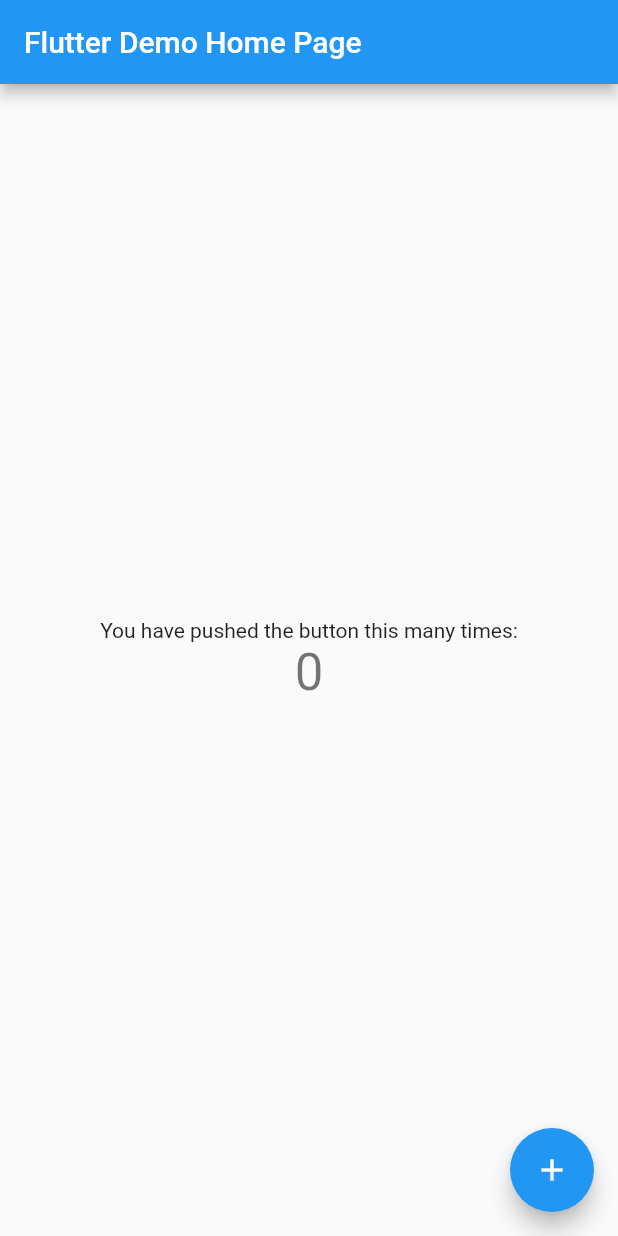
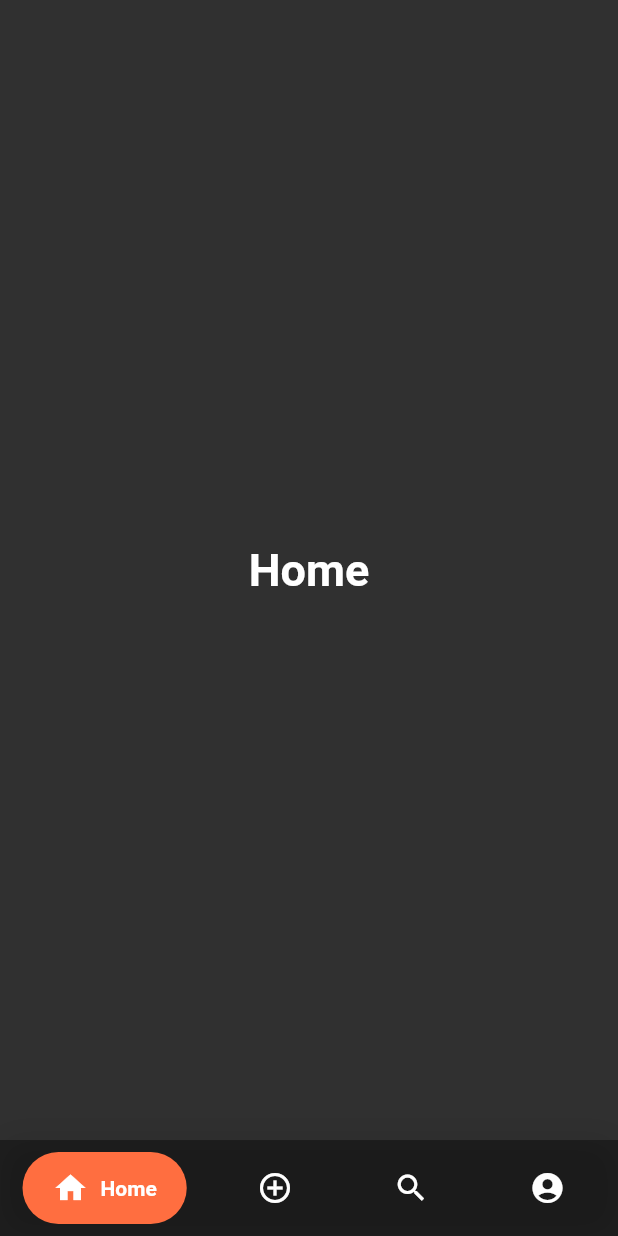
Before and after one commit to davidlruizc/movie-app, a Flutter app: the screen it shows after launch, on a phone screen of 412 x 824 dp. Run offline on Flutter 3.47's test engine with Material 2 defaults, Android fonts, the phone set to English and light mode, and no system bars; drawn by our look-alikes of google_nav_bar.

Commit message:
add bottom tab navigator

```diff
--- /dev/null
+++ b/lib/app/routes/home_navigator.dart
@@ -0,0 +1,70 @@
+import 'package:flutter/material.dart';
+import 'package:google_nav_bar/google_nav_bar.dart';
+
+class HomeNavigator extends StatefulWidget{
+  const HomeNavigator({super.key});
+
+  @override
+  State<StatefulWidget> createState() => _HomeNavigator();
+}
+
+class _HomeNavigator extends State<HomeNavigator>{
+  int _selectedIndex = 0;
+  static const TextStyle optionStyle = TextStyle(fontSize: 30, fontWeight: FontWeight.w600);
+  static const List<Widget> _widgetOptions = <Widget>[
+    Text("Home", style: optionStyle,),
+    Text("Likes", style: optionStyle,),
+    Text("Search", style: optionStyle,),
+    Text("Profile", style: optionStyle,),
+  ];
+
+  void _onChangeTapped(int index) {
+    setState(() {
+      _selectedIndex = index;
+    });
+  }
+
+  @override
+  Widget build(BuildContext context) {
+   return Scaffold(
+     body: Center(
+       child: _widgetOptions.elementAt(_selectedIndex),
+     ),
+     bottomNavigationBar: Container(
+       decoration: BoxDecoration(
+         color: Colors.black38,
+         boxShadow: [
+           BoxShadow(
+             blurRadius: 20,
+             color: Colors.black.withOpacity(.1)
+           )
+         ]
+       ),
+       child: SafeArea(
+         child: Padding(
+           padding: const EdgeInsets.symmetric(horizontal: 15.0, vertical: 8),
+           child: GNav(
+             rippleColor: Colors.deepOrangeAccent!,
+             hoverColor: Colors.deepOrangeAccent[100]!,
+             gap: 8,
+             activeColor: Colors.white,
+             iconSize: 24,
+             padding: const EdgeInsets.symmetric(horizontal: 20, vertical: 12),
+             duration: const Duration(milliseconds: 400),
+             tabBackgroundColor: Colors.deepOrangeAccent!,
+             color: Colors.white,
+             tabs: const [
+               GButton(icon: Icons.home, text: 'Home',),
+               GButton(icon: Icons.add_circle_outline, text: 'Likes',),
+               GButton(icon: Icons.search, text: 'Search',),
+               GButton(icon: Icons.account_circle, text: 'Profile',),
+             ],
+             selectedIndex: _selectedIndex,
+             onTabChange: _onChangeTapped,
+           ),
+         ),
+       ),
+     ),
+   );
+  }
+}
--- a/lib/main.dart
+++ b/lib/main.dart
@@ -1,115 +1,24 @@
 import 'package:flutter/material.dart';
+import 'package:movie_app/app/routes/home_navigator.dart';
 
 void main() {
   runApp(const MyApp());
 }
 
-class MyApp extends StatelessWidget {
+class MyApp extends StatefulWidget {
   const MyApp({super.key});
 
-  // This widget is the root of your application.
+  @override
+  State<StatefulWidget> createState() => _MyHomePage();
+}
+
+class _MyHomePage extends State<MyApp> {
   @override
   Widget build(BuildContext context) {
     return MaterialApp(
       title: 'Flutter Demo',
-      theme: ThemeData(
-        // This is the theme of your application.
-        //
-        // Try running your application with "flutter run". You'll see the
-        // application has a blue toolbar. Then, without quitting the app, try
-        // changing the primarySwatch below to Colors.green and then invoke
-        // "hot reload" (press "r" in the console where you ran "flutter run",
-        // or simply save your changes to "hot reload" in a Flutter IDE).
-        // Notice that the counter didn't reset back to zero; the application
-        // is not restarted.
-        primarySwatch: Colors.blue,
-      ),
-      home: const MyHomePage(title: 'Flutter Demo Home Page'),
+      theme: ThemeData.dark(),
+      home: const HomeNavigator()
     );
   }
 }
-
-class MyHomePage extends StatefulWidget {
-  const MyHomePage({super.key, required this.title});
-
-  // This widget is the home page of your application. It is stateful, meaning
-  // that it has a State object (defined below) that contains fields that affect
-  // how it looks.
-
-  // This class is the configuration for the state. It holds the values (in this
-  // case the title) provided by the parent (in this case the App widget) and
-  // used by the build method of the State. Fields in a Widget subclass are
-  // always marked "final".
-
-  final String title;
-
-  @override
-  State<MyHomePage> createState() => _MyHomePageState();
-}
-
-class _MyHomePageState extends State<MyHomePage> {
-  int _counter = 0;
-
-  void _incrementCounter() {
-    setState(() {
-      // This call to setState tells the Flutter framework that something has
-      // changed in this State, which causes it to rerun the build method below
-      // so that the display can reflect the updated values. If we changed
-      // _counter without calling setState(), then the build method would not be
-      // called again, and so nothing would appear to happen.
-      _counter++;
-    });
-  }
-
-  @override
-  Widget build(BuildContext context) {
-    // This method is rerun every time setState is called, for instance as done
-    // by the _incrementCounter method above.
-    //
-    // The Flutter framework has been optimized to make rerunning build methods
-    // fast, so that you can just rebuild anything that needs updating rather
-    // than having to individually change instances of widgets.
-    return Scaffold(
-      appBar: AppBar(
-        // Here we take the value from the MyHomePage object that was created by
-        // the App.build method, and use it to set our appbar title.
-        title: Text(widget.title),
-      ),
-      body: Center(
-        // Center is a layout widget. It takes a single child and positions it
-        // in the middle of the parent.
-        child: Column(
-          // Column is also a layout widget. It takes a list of children and
-          // arranges them vertically. By default, it sizes itself to fit its
-          // children horizontally, and tries to be as tall as its parent.
-          //
-          // Invoke "debug painting" (press "p" in the console, choose the
-          // "Toggle Debug Paint" action from the Flutter Inspector in Android
-          // Studio, or the "Toggle Debug Paint" command in Visual Studio Code)
-          // to see the wireframe for each widget.
-          //
-          // Column has various properties to control how it sizes itself and
-          // how it positions its children. Here we use mainAxisAlignment to
-          // center the children vertically; the main axis here is the vertical
-          // axis because Columns are vertical (the cross axis would be
-          // horizontal).
-          mainAxisAlignment: MainAxisAlignment.center,
-          children: <Widget>[
-            const Text(
-              'You have pushed the button this many times:',
-            ),
-            Text(
-              '$_counter',
-              style: Theme.of(context).textTheme.headlineMedium,
-            ),
-          ],
-        ),
-      ),
-      floatingActionButton: FloatingActionButton(
-        onPressed: _incrementCounter,
-        tooltip: 'Increment',
-        child: const Icon(Icons.add),
-      ), // This trailing comma makes auto-formatting nicer for build methods.
-    );
-  }
-}
--- a/pubspec.yaml
+++ b/pubspec.yaml
@@ -35,6 +35,7 @@ dependencies:
   # The following adds the Cupertino Icons font to your application.
   # Use with the CupertinoIcons class for iOS style icons.
   cupertino_icons: ^1.0.2
+  google_nav_bar: ^5.0.6
 
 dev_dependencies:
   flutter_test:
```
Also changed, not shown: pubspec.lock.
